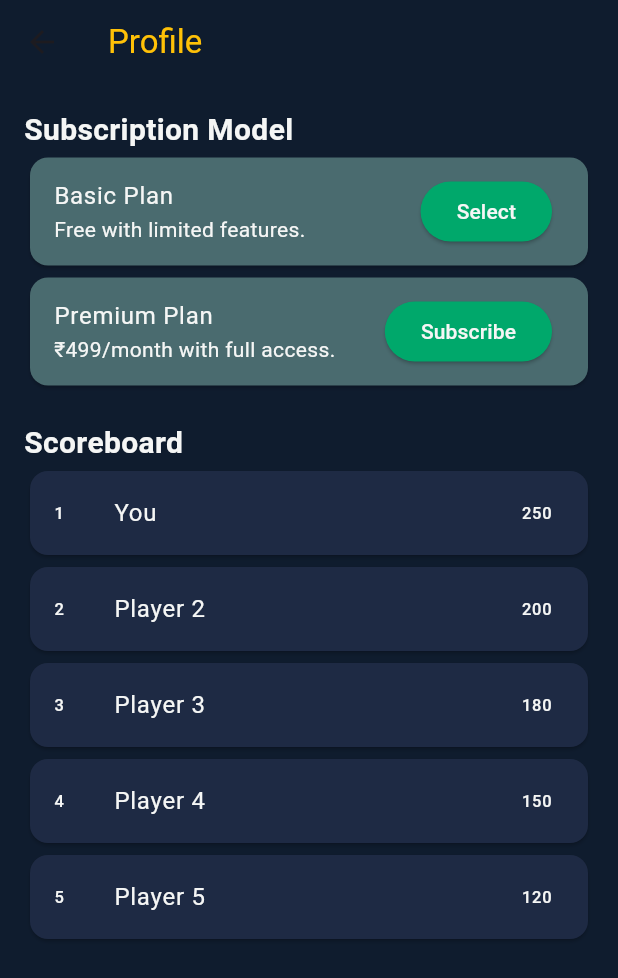
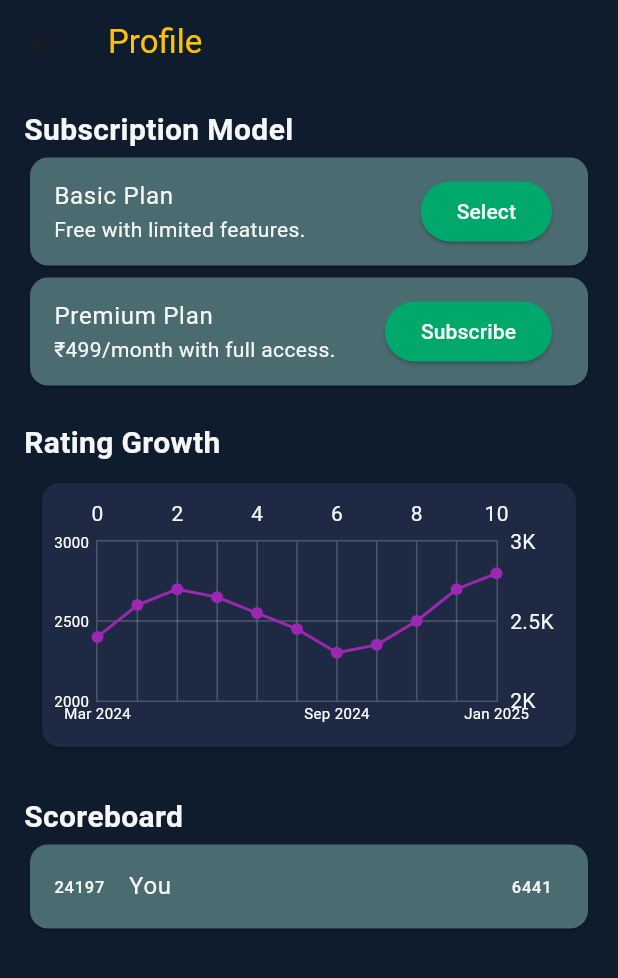
Before and after one commit to varmanamish/Populex, a Flutter app: the ProfilePage screen opened directly, on a phone screen of 412 x 824 dp. Shown: the top 978 px of the screen. Run offline on Flutter 3.47's test engine with Material 3 defaults, Android fonts, the phone set to English and light mode, and no system bars; drawn by our look-alikes of fl_chart; our stand-ins replace animated_text_kit.

Commit message:
added rating growth graph in profile page.

```diff
--- a/Trial Room/lib/courses_quizzes_page.dart
+++ b/Trial Room/lib/courses_quizzes_page.dart
@@ -671,7 +671,7 @@
                     },
                   ),
                 ),
-              )).toList(),
+              )),
               const SizedBox(height: 20),
               Row(
                 mainAxisAlignment: MainAxisAlignment.center,
--- a/Trial Room/lib/main.dart
+++ b/Trial Room/lib/main.dart
@@ -1,5 +1,7 @@
 import 'package:flutter/material.dart';
 import 'package:animated_text_kit/animated_text_kit.dart';
+import 'package:fl_chart/fl_chart.dart';
+import 'package:intl/intl.dart';
 
 void main() {
   runApp(const MyApp());
@@ -249,13 +251,13 @@
   @override
   void initState() {
     super.initState();
-    _selectedCategory = cases.keys.first; // Ensure a valid initial category
+    _selectedCategory = cases.keys.first;
   }
 
   @override
   Widget build(BuildContext context) {
     final filteredCases = cases[_selectedCategory] ?? [];
-    print('Filtered cases length: ${filteredCases.length}'); // Debug print
+    print('Filtered cases length: ${filteredCases.length}');
 
     if (filteredCases.isEmpty) {
       return Scaffold(
@@ -312,7 +314,7 @@
                         MaterialPageRoute(
                           builder: (context) => CaseDetailPage(
                             caseData: caseData,
-                            userRating: 65, // Replace with dynamic user rating
+                            userRating: 65,
                           ),
                         ),
                       );
@@ -410,7 +412,7 @@
   Widget build(BuildContext context) {
     int minRating = int.tryParse(widget.caseData['minRating'] ?? '0') ?? 0;
     int minLawyerRating = minRating;
-    int minJudgeRating = minRating + 20; // Higher rating for judge
+    int minJudgeRating = minRating + 20;
     bool canEnterTrial = widget.userRating >= minLawyerRating;
 
     return Scaffold(
@@ -433,7 +435,6 @@
           child: Column(
             crossAxisAlignment: CrossAxisAlignment.start,
             children: [
-              // Case Image Placeholder
               Container(
                 height: 200,
                 decoration: BoxDecoration(
@@ -448,7 +449,6 @@
                 ),
               ),
               const SizedBox(height: 16.0),
-              // Case Heading
               Text(
                 widget.caseData['title']!,
                 style: const TextStyle(
@@ -458,7 +458,6 @@
                 ),
               ),
               const SizedBox(height: 16.0),
-              // Case Description
               Text(
                 'Overview: ${widget.caseData['description']?.split('\n').first ?? 'No overview'}\n'
                 'Evidence: ${widget.caseData['description']?.split('\n')[1] ?? 'No evidence'}\n'
@@ -466,13 +465,11 @@
                 style: const TextStyle(color: Color(0xFFF5F6F5), fontSize: 16),
               ),
               const SizedBox(height: 16.0),
-              // Minimum Ratings
               Text(
                 'Minimum Ratings:\n- Lawyer (Plaintiff/Defendant): $minLawyerRating\n- Judge: $minJudgeRating',
                 style: const TextStyle(color: Color(0xFFF5F6F5), fontSize: 16),
               ),
               const SizedBox(height: 16.0),
-              // Action Buttons
               if (canEnterTrial)
                 Column(
                   children: [
@@ -503,7 +500,6 @@
                                 selectedRole = value;
                               });
                             },
-                            style: const TextStyle(color: Color(0xFFF5F6F5)),
                             dropdownColor: const Color(0xFF1E2A44),
                           ),
                           const SizedBox(height: 10),
@@ -608,7 +604,6 @@
           'options': ['Article 14', 'Article 19', 'Article 21', 'Article 32'],
           'correctAnswer': 'Article 14'
         },
-        // ... (rest of the questions remain unchanged)
       ],
     },
   ];
@@ -660,8 +655,6 @@
                       selectedQuizAnswer = null;
                     });
                   },
-                  style: const TextStyle(color: Color(0xFFF5F6F5)),
-                  dropdownColor: const Color(0xFF1E2A44),
                 ),
               ),
             ),
@@ -794,8 +787,29 @@
   }
 }
 
-class ProfilePage extends StatelessWidget {
+class ProfilePage extends StatefulWidget {
   const ProfilePage({super.key});
+
+  @override
+  State<ProfilePage> createState() => _ProfilePageState();
+}
+
+class _ProfilePageState extends State<ProfilePage> {
+  bool _showFullScoreboard = false;
+
+  final List<FlSpot> _ratingSpots = [
+    FlSpot(0, 2400),
+    FlSpot(1, 2600),
+    FlSpot(2, 2700),
+    FlSpot(3, 2650),
+    FlSpot(4, 2550),
+    FlSpot(5, 2450),
+    FlSpot(6, 2300),
+    FlSpot(7, 2350),
+    FlSpot(8, 2500),
+    FlSpot(9, 2700),
+    FlSpot(10, 2800),
+  ];
 
   @override
   Widget build(BuildContext context) {
@@ -804,7 +818,8 @@
         title: const Text('Profile', style: TextStyle(color: Color(0xFFFFC107))),
         backgroundColor: const Color(0xFF0F1C2E),
       ),
-      body: Padding(
+      body: SingleChildScrollView(
+        child: Padding(
           padding: const EdgeInsets.all(16.0),
           child: Column(
             crossAxisAlignment: CrossAxisAlignment.start,
@@ -839,34 +854,129 @@
               ),
               const SizedBox(height: 20),
               const Text(
+                'Rating Growth',
+                style: TextStyle(color: Color(0xFFF5F6F5), fontSize: 20, fontWeight: FontWeight.bold),
+              ),
+              Container(
+                height: 200,
+                padding: const EdgeInsets.all(8.0),
+                child: Card(
+                  color: const Color(0xFF1E2A44),
+                  child: Padding(
+                    padding: const EdgeInsets.all(8.0),
+                    child: LineChart(
+                      LineChartData(
+                        gridData: FlGridData(
+                          show: true,
+                          drawVerticalLine: true,
+                          horizontalInterval: 500,
+                          verticalInterval: 1,
+                          getDrawingHorizontalLine: (value) {
+                            return FlLine(
+                              color: Colors.white.withOpacity(0.2),
+                              strokeWidth: 1,
+                            );
+                          },
+                          getDrawingVerticalLine: (value) {
+                            return FlLine(
+                              color: Colors.white.withOpacity(0.2),
+                              strokeWidth: 1,
+                            );
+                          },
+                        ),
+                        titlesData: FlTitlesData(
+                          show: true,
+                          bottomTitles: AxisTitles(
+                            sideTitles: SideTitles(
+                              showTitles: true,
+                              reservedSize: 22,
+                              getTitlesWidget: (value, meta) {
+                                switch (value.toInt()) {
+                                  case 0: return const Text('Mar 2024', style: TextStyle(color: Colors.white, fontSize: 10));
+                                  case 3: return const Text('Jun 2024', style: TextStyle(color: Colors.white, fontSize: 10));
+                                  case 6: return const Text('Sep 2024', style: TextStyle(color: Colors.white, fontSize: 10));
+                                  case 9: return const Text('Dec 2024', style: TextStyle(color: Colors.white, fontSize: 10));
+                                  case 10: return const Text('Jan 2025', style: TextStyle(color: Colors.white, fontSize: 10));
+                                  default: return const Text('');
+                                }
+                              },
+                            ),
+                          ),
+                          leftTitles: AxisTitles(
+                            sideTitles: SideTitles(
+                              showTitles: true,
+                              reservedSize: 28,
+                              interval: 500,
+                              getTitlesWidget: (value, meta) {
+                                if (value % 500 == 0) {
+                                  return Text(value.toInt().toString(), style: const TextStyle(color: Colors.white, fontSize: 10));
+                                }
+                                return const Text('');
+                              },
+                            ),
+                          ),
+                        ),
+                        borderData: FlBorderData(
+                          show: true,
+                          border: Border.all(color: Colors.white.withOpacity(0.2)),
+                        ),
+                        minX: 0,
+                        maxX: 10,
+                        minY: 2000,
+                        maxY: 3000,
+                        lineBarsData: [
+                          LineChartBarData(
+                            spots: _ratingSpots,
+                            isCurved: false,
+                            color: Colors.purple,
+                            barWidth: 2,
+                            dotData: FlDotData(show: true),
+                            belowBarData: BarAreaData(show: false),
+                          ),
+                        ],
+                      ),
+                    ),
+                  ),
+                ),
+              ),
+              const SizedBox(height: 20),
+              const Text(
                 'Scoreboard',
                 style: TextStyle(color: Color(0xFFF5F6F5), fontSize: 20, fontWeight: FontWeight.bold),
               ),
-            Expanded(
-              child: ListView(
+              Card(
+                color: _showFullScoreboard ? const Color(0xFF1E2A44) : const Color(0xFF4A6B6F),
+                child: InkWell(
+                  onTap: () {
+                    setState(() {
+                      _showFullScoreboard = !_showFullScoreboard;
+                    });
+                  },
+                  child: _showFullScoreboard
+                      ? Column(
                           children: [
-                  _buildScoreEntry('You', '250', 1),
+                            _buildScoreEntry('You', '6441', 24197),
                             _buildScoreEntry('Player 2', '200', 2),
                             _buildScoreEntry('Player 3', '180', 3),
                             _buildScoreEntry('Player 4', '150', 4),
                             _buildScoreEntry('Player 5', '120', 5),
                           ],
+                        )
+                      : _buildScoreEntry('You', '6441', 24197),
                 ),
               ),
             ],
+          ),
         ),
       ),
     );
   }
 
   Widget _buildScoreEntry(String name, String score, int rank) {
-    return Card(
-      color: const Color(0xFF1E2A44),
-      child: ListTile(
+    return ListTile(
       leading: Text('$rank', style: const TextStyle(color: Color(0xFFF5F6F5))),
       title: Text(name, style: const TextStyle(color: Color(0xFFF5F6F5))),
       trailing: Text(score, style: const TextStyle(color: Color(0xFFF5F6F5))),
-      ),
     );
   }
 }
```
Also changed, not shown: Trial Room/pubspec.yaml (+1 -68 lines), Trial Room/pubspec.lock, 1 other file. Lines whose indentation alone changed are shown as unchanged.
